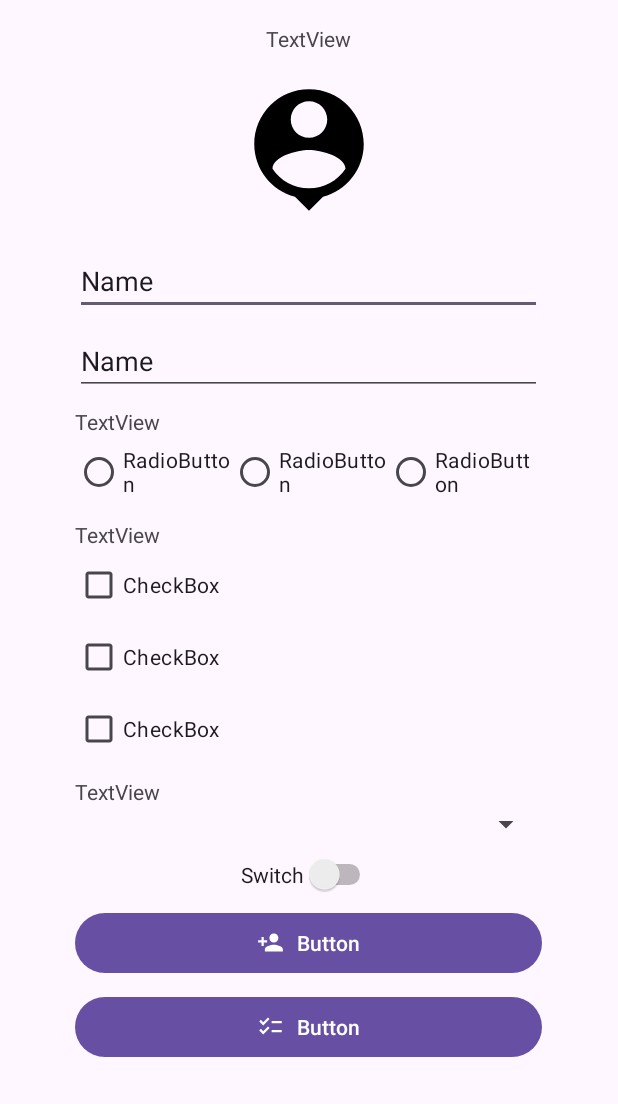
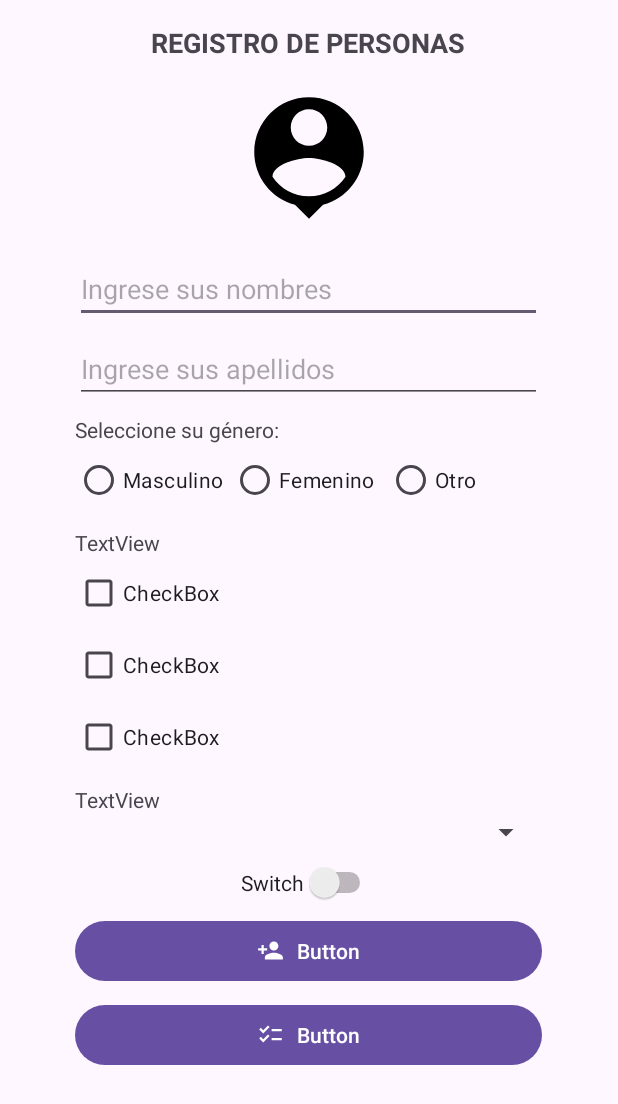
Before and after one commit to Viccho2828/AppComponentes, an Android app: the RegistroActivity screen opened directly, with no data from a screen before it, on a phone screen of 412 x 824 dp. Shown: the top 1104 px of the screen. Run offline under Robolectric (Android 15) with nearby library versions, the phone set to English and light mode, and no system bars.

Commit message:
avance del diseño

```diff
--- a/app/src/main/res/layout/activity_registro.xml
+++ b/app/src/main/res/layout/activity_registro.xml
@@ -32,19 +32,21 @@
         android:id="@+id/textView"
         android:layout_width="wrap_content"
         android:layout_height="wrap_content"
-        android:text="TextView"
+        android:text="@string/valtitulo"
+        android:textSize="18sp"
+        android:textStyle="bold"
         app:layout_constraintEnd_toStartOf="@+id/guideline"
         app:layout_constraintStart_toStartOf="@+id/guideline2"
         app:layout_constraintTop_toTopOf="@+id/guideline3" />
 
     <EditText
-        android:id="@+id/editTextText"
+        android:id="@+id/etnombres"
         android:layout_width="0dp"
         android:layout_height="wrap_content"
         android:layout_marginTop="16dp"
         android:ems="10"
+        android:hint="@string/valnombres"
         android:inputType="text"
-        android:text="Name"
         app:layout_constraintEnd_toStartOf="@+id/guideline"
         app:layout_constraintHorizontal_bias="0.495"
         app:layout_constraintStart_toStartOf="@+id/guideline2"
@@ -61,25 +63,25 @@
         app:srcCompat="@drawable/baseline_person_pin_24" />
 
     <EditText
-        android:id="@+id/editTextText2"
+        android:id="@+id/etapellido"
         android:layout_width="0dp"
         android:layout_height="wrap_content"
         android:layout_marginTop="8dp"
         android:ems="10"
+        android:hint="@string/valapellidos"
         android:inputType="text"
-        android:text="Name"
         app:layout_constraintEnd_toStartOf="@+id/guideline"
         app:layout_constraintStart_toStartOf="@+id/guideline2"
-        app:layout_constraintTop_toBottomOf="@+id/editTextText" />
+        app:layout_constraintTop_toBottomOf="@+id/etnombres" />
 
     <TextView
         android:id="@+id/textView2"
         android:layout_width="wrap_content"
         android:layout_height="wrap_content"
         android:layout_marginTop="8dp"
-        android:text="TextView"
+        android:text="@string/valgenero"
         app:layout_constraintStart_toStartOf="@+id/guideline2"
-        app:layout_constraintTop_toBottomOf="@+id/editTextText2" />
+        app:layout_constraintTop_toBottomOf="@+id/etapellido" />
 
     <RadioGroup
         android:id="@+id/radioGroup"
@@ -91,25 +93,25 @@
         app:layout_constraintTop_toBottomOf="@+id/textView2">
 
         <RadioButton
-            android:id="@+id/radioButton"
+            android:id="@+id/rbmasculino"
             android:layout_width="match_parent"
             android:layout_height="wrap_content"
             android:layout_weight="1"
-            android:text="RadioButton" />
+            android:text="@string/valmasculino" />
 
         <RadioButton
-            android:id="@+id/radioButton2"
+            android:id="@+id/rbfemenino"
             android:layout_width="match_parent"
             android:layout_height="wrap_content"
             android:layout_weight="1"
-            android:text="RadioButton" />
+            android:text="@string/valfemenino" />
 
         <RadioButton
-            android:id="@+id/radioButton3"
+            android:id="@+id/rbotros"
             android:layout_width="match_parent"
             android:layout_height="wrap_content"
             android:layout_weight="1"
-            android:text="RadioButton" />
+            android:text="@string/valotro" />
     </RadioGroup>
 
     <TextView
--- a/app/src/main/res/values/strings.xml
+++ b/app/src/main/res/values/strings.xml
@@ -1,4 +1,11 @@
 <resources>
     <string name="app_name">AppComponentes</string>
     <string name="valingresar">INGRESAR AL APP</string>
+    <string name="valtitulo">REGISTRO DE PERSONAS</string>
+    <string name="valnombres">Ingrese sus nombres</string>
+    <string name="valapellidos">Ingrese sus apellidos</string>
+    <string name="valgenero">Seleccione su género:</string>
+    <string name="valmasculino">Masculino</string>
+    <string name="valfemenino">Femenino</string>
+    <string name="valotro">Otro</string>
 </resources>
--- a/gradle/libs.versions.toml
+++ b/gradle/libs.versions.toml
@@ -1,5 +1,5 @@
 [versions]
-agp = "8.5.0"
+agp = "8.6.0"
 kotlin = "1.9.0"
 coreKtx = "1.13.1"
 junit = "4.13.2"
```
